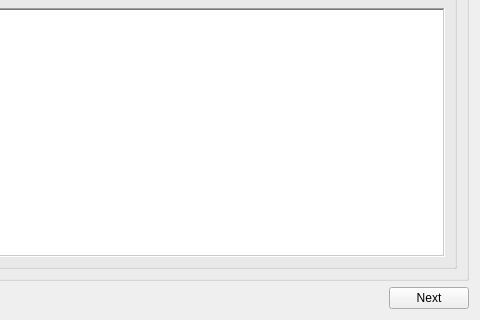
Qt form KuuraGUI/ProgressTab.ui (visuve/Tunkio) before a commit; both pictures show x 160 to 640 and y 160 to 480 of the 640 by 480 pixel window.
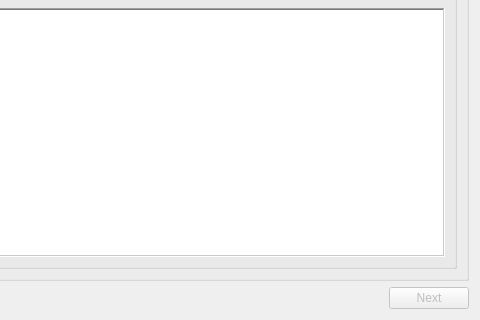
The same form after that commit.

Patch:
```diff
--- a/KuuraGUI/ProgressTab.ui
+++ b/KuuraGUI/ProgressTab.ui
@@ -29,6 +29,9 @@
    </item>
    <item row="1" column="1">
     <widget class="QPushButton" name="pushButtonNext">
+     <property name="enabled">
+      <bool>false</bool>
+     </property>
      <property name="text">
       <string>Next</string>
      </property>
```
